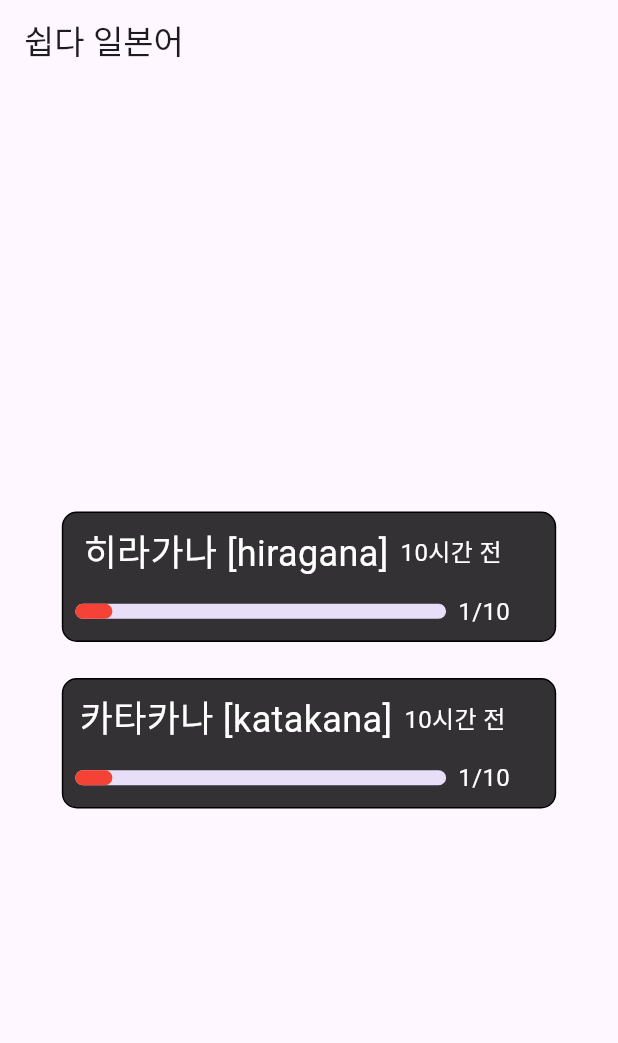
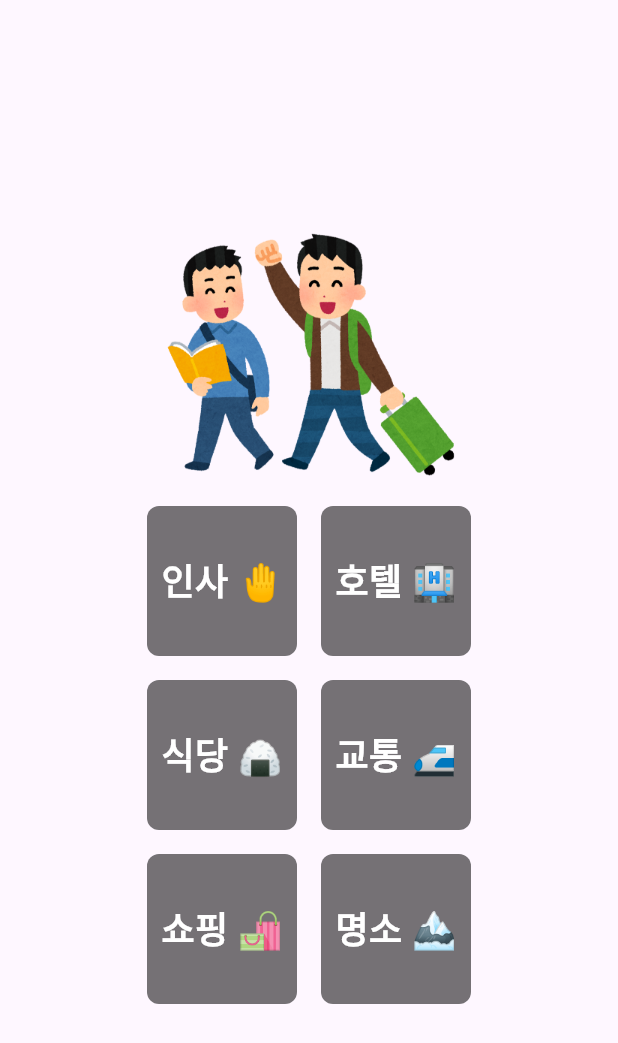
Before and after one commit to chanbeenkim/easyJapanese, a Flutter app: the screen it shows after launch, on a phone screen of 412 x 824 dp. Shown: the top 1043 px of the screen. Run offline on Flutter 3.47's test engine with Material 3 defaults, Android fonts, the phone set to English and light mode, and no system bars; our stand-ins replace flutter_riverpod.

Commit message:
viewfix: UI 수정

```diff
--- a/lib/pages/home_page.dart
+++ b/lib/pages/home_page.dart
@@ -1,44 +1,73 @@
-import 'package:easy/pages/hiragana/hiragana_page.dart';
-import 'package:easy/pages/katakana/katakana_page.dart';
+import 'package:easy/pages/hiragana/hello_page.dart';
 import 'package:easy/pages/widgets/japanese_home_card_widget.dart';
-import 'package:easy/riverpod/progress.dart';
 import 'package:flutter/material.dart';
-import 'package:flutter_riverpod/flutter_riverpod.dart';
 
-class HomePage extends ConsumerWidget {
+class HomePage extends StatelessWidget {
   const HomePage({super.key});
 
   @override
-  Widget build(BuildContext context, WidgetRef ref) {
-    final progress = ref.watch(progressProvider);
+  Widget build(BuildContext context) {
     return Scaffold(
-      appBar: AppBar(
-        title: const Text('쉽다 일본어'),
+      body: Column(
+        mainAxisAlignment: MainAxisAlignment.center,
+        children: [
+          Image.asset(
+            'assets/images/travel.png',
+            scale: 4,
           ),
-      body: Center(
-        child: Column(
+          const SizedBox(
+            height: 16,
+          ),
+          Row(
             mainAxisAlignment: MainAxisAlignment.center,
             children: [
               JapaneseHomeCardWidget(
-                title: '히라가나 [hiragana]',
-                date: DateTime.now(),
-                progress: progress,
+                title: '인사 🤚',
                 onTap: () {
                   Navigator.of(context).push(MaterialPageRoute(
-                      builder: (context) => const HiraganaPage()));
-                }),
-            const SizedBox(height: 24),
+                      builder: (context) => const HelloPage()));
+                },
+              ),
+              const SizedBox(
+                width: 16,
+              ),
               JapaneseHomeCardWidget(
-              title: '카타카나 [katakana]',
-              date: DateTime.now(),
-              progress: progress,
-              onTap: () {
-                Navigator.of(context).push(MaterialPageRoute(
-                    builder: (context) => const KatakanaPage()));
-              },
+                title: '호텔 🏨',
+                onTap: () {},
               ),
             ],
           ),
+          const SizedBox(height: 16),
+          Row(
+            mainAxisAlignment: MainAxisAlignment.center,
+            children: [
+              JapaneseHomeCardWidget(
+                title: '식당 🍙',
+                onTap: () {},
+              ),
+              const SizedBox(width: 16),
+              JapaneseHomeCardWidget(
+                title: '교통 🚅',
+                onTap: () {},
+              ),
+            ],
+          ),
+          const SizedBox(height: 16),
+          Row(
+            mainAxisAlignment: MainAxisAlignment.center,
+            children: [
+              JapaneseHomeCardWidget(
+                title: '쇼핑 🛍️',
+                onTap: () {},
+              ),
+              const SizedBox(width: 16),
+              JapaneseHomeCardWidget(
+                title: '명소 🏔️',
+                onTap: () {},
+              ),
+            ],
+          ),
+        ],
       ),
     );
   }
--- a/lib/pages/widgets/japanese_home_card_widget.dart
+++ b/lib/pages/widgets/japanese_home_card_widget.dart
@@ -2,15 +2,12 @@ import 'package:flutter/material.dart';
 
 class JapaneseHomeCardWidget extends StatelessWidget {
   final String title;
-  final DateTime date;
-  final double progress;
+
   final Function() onTap;
 
   const JapaneseHomeCardWidget({
     super.key,
     required this.title,
-    required this.date,
-    required this.progress,
     required this.onTap,
   });
 
@@ -19,55 +16,26 @@ class JapaneseHomeCardWidget extends StatelessWidget {
     return GestureDetector(
       onTap: onTap,
       child: Container(
-        width: MediaQuery.of(context).size.width * 0.8,
-        decoration: BoxDecoration(
-          color: Colors.black.withOpacity(0.8),
-          border: Border.all(color: Colors.black),
-          borderRadius: BorderRadius.circular(10),
+        width: 100,
+        height: 100,
+        decoration: const BoxDecoration(
+          color: Colors.black54,
+          borderRadius: BorderRadius.all(
+            Radius.circular(8),
+          ),
         ),
         child: Padding(
           padding: const EdgeInsets.all(8.0),
           child: Row(
+            mainAxisAlignment: MainAxisAlignment.center,
             children: [
-              Column(
-                children: [
-                  Row(
-                    children: [
-                      Text(
-                        title,
-                        style:
-                            const TextStyle(color: Colors.white, fontSize: 24),
-                      ),
-                      const SizedBox(width: 8),
-                      Text(
-                        '${date.hour}시간 전',
-                        style:
-                            const TextStyle(color: Colors.white, fontSize: 16),
-                      ),
-                    ],
-                  ),
-                  const SizedBox(height: 10),
-                  Row(
-                    children: [
-                      SizedBox(
-                        width: MediaQuery.of(context).size.width * 0.6,
-                        height: 10,
-                        child: LinearProgressIndicator(
-                          value: progress,
-                          color: Colors.red,
-                          borderRadius: BorderRadius.circular(10),
-                        ),
-                      ),
-                      const SizedBox(width: 8),
-                      Text(
-                        '${(progress * 10).toInt()}/10',
-                        style:
-                            const TextStyle(color: Colors.white, fontSize: 16),
-                      ),
-                    ],
-                  ),
-                ],
-              )
+              Text(
+                title,
+                style: const TextStyle(
+                    color: Colors.white,
+                    fontSize: 24,
+                    fontWeight: FontWeight.w600),
+              ),
             ],
           ),
         ),
```
Lines whose indentation alone changed are shown as unchanged.
